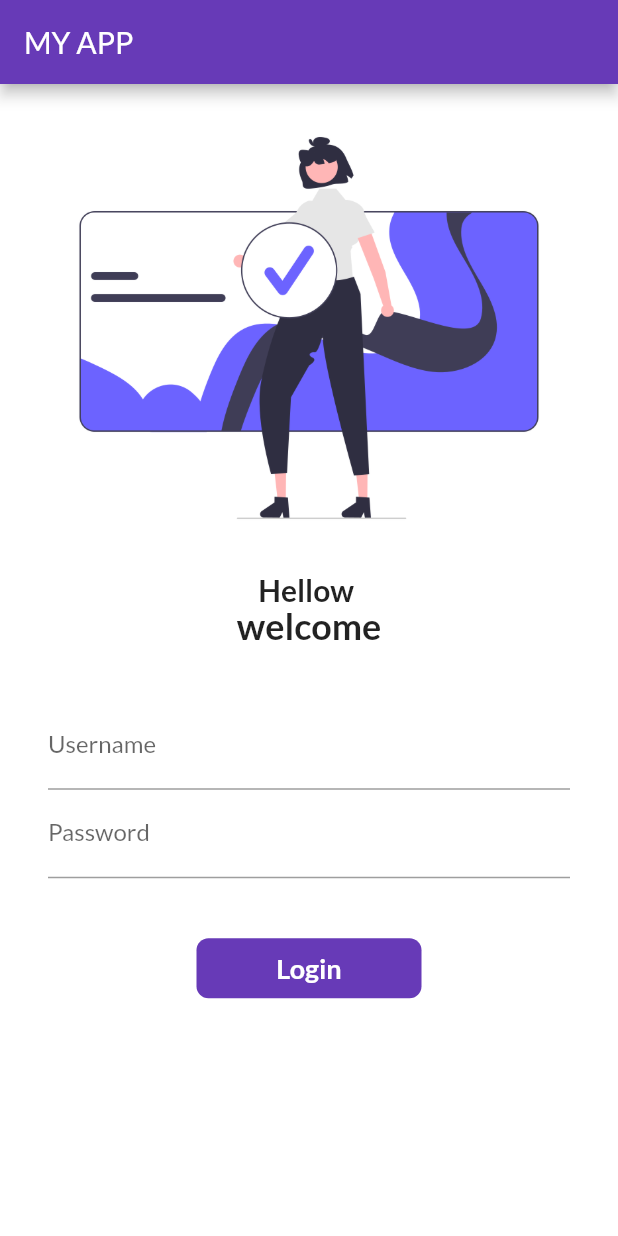
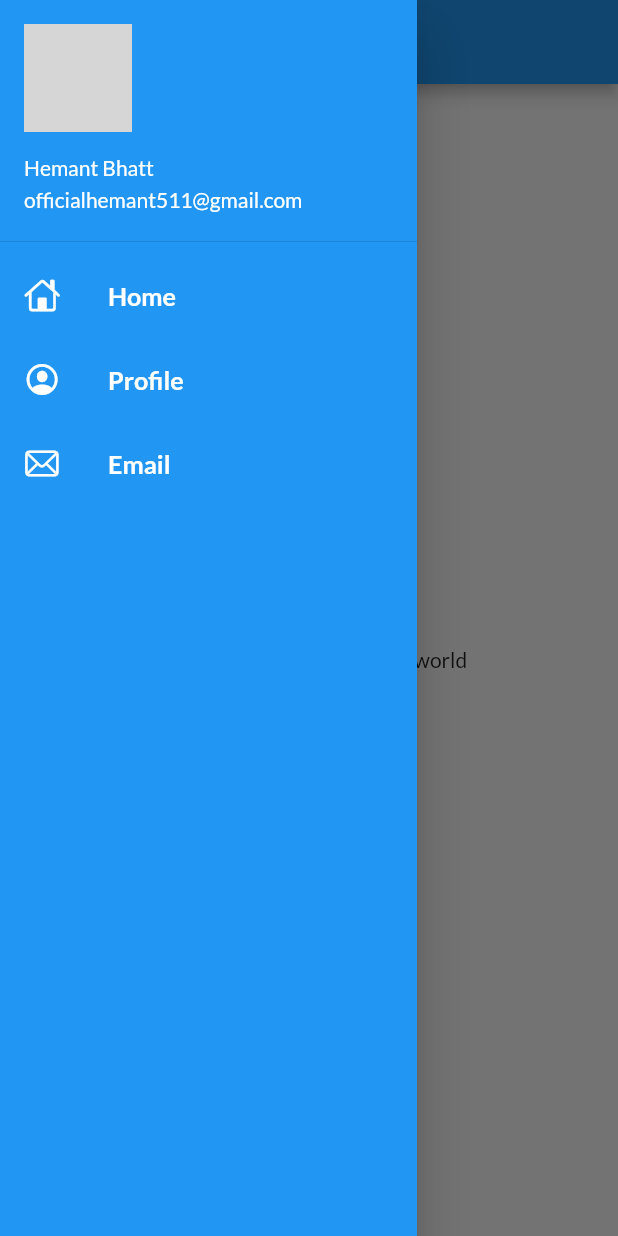
Before and after one commit to officialhemant511/flutter-app, a Flutter app: the screen it shows after launch, with the side drawer open (before the commit the screen has no drawer), on a phone screen of 412 x 824 dp. Run offline on Flutter 3.47's test engine with Material 2 defaults, Android fonts, the phone set to English and light mode, and no system bars; our stand-ins replace google_fonts; network calls fail; grey boxes are pictures that could not be loaded.

Commit message:
Day 8 complete

```diff
--- a/flutter_catalog/lib/main.dart
+++ b/flutter_catalog/lib/main.dart
@@ -24,7 +24,7 @@
       ),
       darkTheme:
           ThemeData(brightness: Brightness.dark, primarySwatch: Colors.yellow),
-      // initialRoute: "/home",
+      initialRoute: MyRoutes.homeRoute,
       debugShowCheckedModeBanner: false,
       routes: {
         "/": (context) =>
--- a/flutter_catalog/lib/pages/home_page.dart
+++ b/flutter_catalog/lib/pages/home_page.dart
@@ -1,6 +1,8 @@
 import 'package:flutter/material.dart';
 
 import 'package:flutter/material.dart';
+
+import '../widgets/drawer.dart';
 
 class HomePage extends StatelessWidget {
   final int days = 30;
@@ -18,7 +20,7 @@
           child: Text("welcome to My App $days $name"),
         ),
       ),
-      drawer: Drawer(),
+      drawer: MyDrawer(),
     );
   }
 }
--- a/flutter_catalog/lib/pages/login_page.dart
+++ b/flutter_catalog/lib/pages/login_page.dart
@@ -119,7 +119,7 @@
                           // ink well always work if material is ansistor
                           onTap: () => moveToHome(
                               context), // we defined move to Home  function above
-                              // '=>' arrow operator used when we need to return null in one line
+                          // '=>' arrow operator used when we need to return null in one line
                           // async {
 
                           // setState(() {
--- /dev/null
+++ b/flutter_catalog/lib/widgets/drawer.dart
@@ -0,0 +1,77 @@
+import 'package:flutter/cupertino.dart';
+import 'package:flutter/material.dart';
+
+class MyDrawer extends StatelessWidget {
+  const MyDrawer({Key? key}) : super(key: key);
+
+  @override
+  Widget build(BuildContext context) {
+    final imageUrl =
+        "https://media.licdn.com/dms/image/D4D03AQHIFEbxuctuMA/profile-displayphoto-shrink_100_100/0/1672316607533?e=1680134400&v=beta&t=1X58Q0UAqwf5yDTqD_J8z1hLgJ9yWVFHvcaCW9tR6zc";
+    return Drawer(
+      // backgroundColor: Colors.blue,
+      width: 278.0,
+      child: Container(
+        color: Colors.blue,
+        child: ListView(
+          padding: EdgeInsets.zero,
+          children: [
+            DrawerHeader(
+                // margin: EdgeInsets.zero,
+                padding: EdgeInsets.zero,
+                child: UserAccountsDrawerHeader(
+                    // decoration: BoxDecoration(
+                    //     // color: Colors.white,
+                    //     ),
+                    margin: EdgeInsets.zero,
+                    accountName: Text(
+                      "Hemant Bhatt",
+                      // style: TextStyle(
+                      //     color: Colors.black, fontWeight: FontWeight.bold),
+                    ),
+                    accountEmail: Text("officialhemant511@gmail.com "),
+                    currentAccountPicture: CircleAvatar(
+                      backgroundImage: NetworkImage(imageUrl),
+                    ))),
+            ListTile(
+              leading: Icon(
+                CupertinoIcons.home,
+                color: Colors.white,
+              ),
+              title: Text(
+                "Home",
+                textScaleFactor: 1.2,
+                style:
+                    TextStyle(color: Colors.white, fontWeight: FontWeight.bold),
+              ),
+            ),
+            ListTile(
+              leading: Icon(
+                CupertinoIcons.profile_circled,
+                color: Colors.white,
+              ),
+              title: Text(
+                "Profile",
+                textScaleFactor: 1.2,
+                style:
+                    TextStyle(color: Colors.white, fontWeight: FontWeight.bold),
+              ),
+            ),
+            ListTile(
+              leading: Icon(
+                CupertinoIcons.mail,
+                color: Colors.white,
+              ),
+              title: Text(
+                "Email",
+                textScaleFactor: 1.2,
+                style:
+                    TextStyle(color: Colors.white, fontWeight: FontWeight.bold),
+              ),
+            )
+          ],
+        ),
+      ),
+    );
+  }
+}
```
